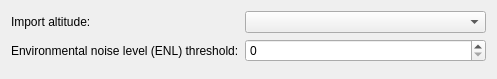
Before: the Qt Designer form src/Plugin/src/Import/IGCImport/src/IGCImportOptionWidget.ui in till213/SkyDolly, drawn with Qt 5.
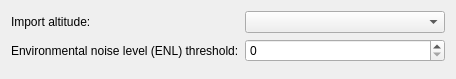
After: the same form once the commit is applied.

The edit to the form file:
```diff
--- a/src/Plugin/src/Import/IGCImport/src/IGCImportOptionWidget.ui
+++ b/src/Plugin/src/Import/IGCImport/src/IGCImportOptionWidget.ui
@@ -6,7 +6,7 @@
    <rect>
     <x>0</x>
     <y>0</y>
-    <width>497</width>
+    <width>446</width>
     <height>79</height>
    </rect>
   </property>
```
